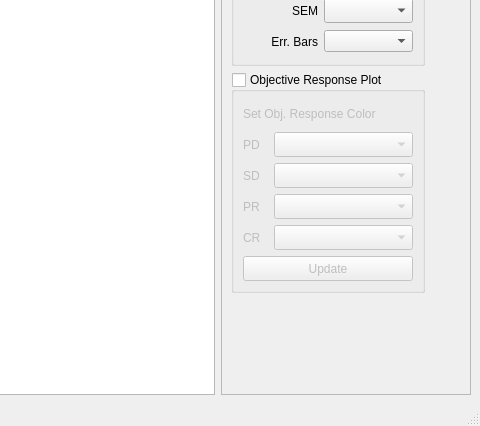
First picture: the form in src/TumorVolumeStudyView.ui, repository DennisDean/TumorVolumetrics, before the edit; both pictures show x 490 to 970 and y 806 to 1232 of the 970 by 1232 pixel window.
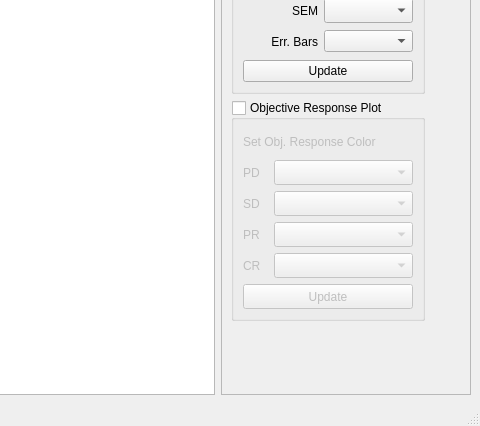
Second picture: the form after the edit.

Commit message: Update spider plot is working. Parameters pulled from group box after start. will need to initialize parameters to ones used in function call. doing this manually although the information is available in the plotting metadata.

```diff
--- a/src/TumorVolumeStudyView.ui
+++ b/src/TumorVolumeStudyView.ui
@@ -72,9 +72,9 @@
              <property name="geometry">
               <rect>
                <x>0</x>
-               <y>-25</y>
+               <y>0</y>
                <width>231</width>
-               <height>1185</height>
+               <height>1217</height>
               </rect>
              </property>
              <property name="sizePolicy">
@@ -989,6 +989,13 @@
                      </item>
                     </layout>
                    </item>
+                   <item>
+                    <widget class="QPushButton" name="pushButton_update_spider">
+                     <property name="text">
+                      <string>Update</string>
+                     </property>
+                    </widget>
+                   </item>
                   </layout>
                  </item>
                 </layout>
```
The commit also changes 2 other files.
